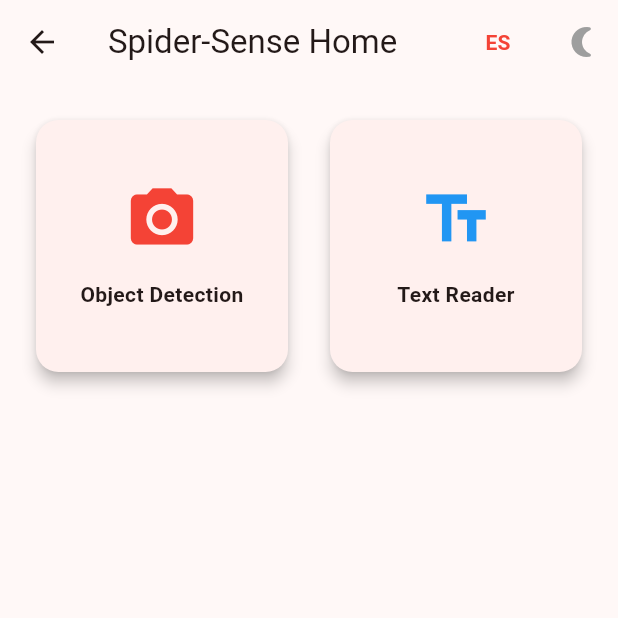
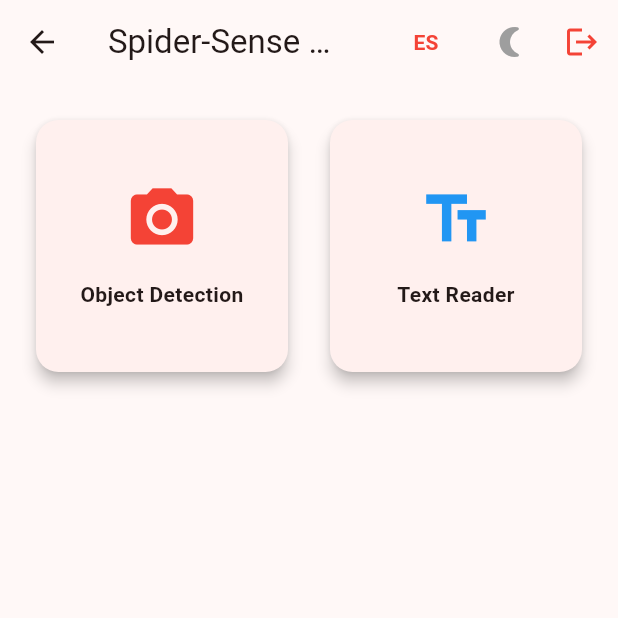
Before and after one commit to dramirezdlp99/proyectoFinalFlutterSpiderSense, a Flutter app: the HomeScreen screen opened by its route, on a phone screen of 412 x 824 dp, the top half of it. Run offline on Flutter 3.47's test engine with Material 3 defaults, Android fonts, the phone set to English and light mode, and no system bars; our stand-ins replace get, supabase_flutter; accounts and stored records are empty.

Commit message:
ui: agregar boton de logout y seccion visual para administrador

```diff
--- a/lib/presentation/screens/home/home_screen.dart
+++ b/lib/presentation/screens/home/home_screen.dart
@@ -1,11 +1,15 @@
 import 'package:flutter/material.dart';
 import 'package:get/get.dart';
+import '../../controllers/auth_controller.dart'; // Asegúrate de importar el controlador
 
 class HomeScreen extends StatelessWidget {
   const HomeScreen({super.key});
 
   @override
   Widget build(BuildContext context) {
+    // Buscamos el controlador existente
+    final AuthController authController = Get.find<AuthController>();
+
     return Scaffold(
       appBar: AppBar(
         title: Text('home_title'.tr),
@@ -31,17 +35,55 @@ class HomeScreen extends StatelessWidget {
               Get.changeTheme(Get.isDarkMode ? ThemeData.light() : ThemeData.dark());
             },
           ),
+          // NUEVO: Botón de Cerrar Sesión
+          IconButton(
+            icon: const Icon(Icons.logout, color: Colors.red),
+            onPressed: () => authController.logout(),
+          ),
         ],
       ),
-      body: GridView.count(
+      body: SingleChildScrollView( // Usamos SingleChildScrollView por si el contenido crece
+        child: Column(
+          children: [
+            // SECCIÓN ADMIN: Solo visible si isAdmin es true
+            Obx(() => authController.isAdmin.value
+              ? Container(
+                  padding: const EdgeInsets.all(10),
+                  margin: const EdgeInsets.all(20),
+                  decoration: BoxDecoration(
+                    color: Colors.red.withOpacity(0.1),
+                    borderRadius: BorderRadius.circular(10),
+                    border: Border.all(color: Colors.red)
+                  ),
+                  child: const Row(
+                    children: [
+                      Icon(Icons.admin_panel_settings, color: Colors.red),
+                      SizedBox(width: 10),
+                      Text("Modo Administrador Activo", style: TextStyle(color: Colors.red, fontWeight: FontWeight.bold)),
+                    ],
+                  ),
+                )
+              : const SizedBox.shrink()
+            ),
+
+            GridView.count(
+              shrinkWrap: true, // Importante para que funcione dentro de Column
+              physics: const NeverScrollableScrollPhysics(),
               padding: const EdgeInsets.all(20),
               crossAxisCount: 2,
               mainAxisSpacing: 20,
               crossAxisSpacing: 20,
               children: [
-          _buildMenuCard('ai_object_detection'.tr, Icons.camera_alt, Colors.red, () {}),
-          _buildMenuCard('ai_text_reader'.tr, Icons.text_fields, Colors.blue, () {}),
+                _buildMenuCard('ai_object_detection'.tr, Icons.camera_alt, Colors.red, () {
+                  // Aquí conectaremos la cámara pronto
+                }),
+                _buildMenuCard('ai_text_reader'.tr, Icons.text_fields, Colors.blue, () {
+                  // Aquí el lector de texto
+                }),
               ],
+            ),
+          ],
+        ),
       ),
     );
   }
```
Lines whose indentation alone changed are shown as unchanged.
